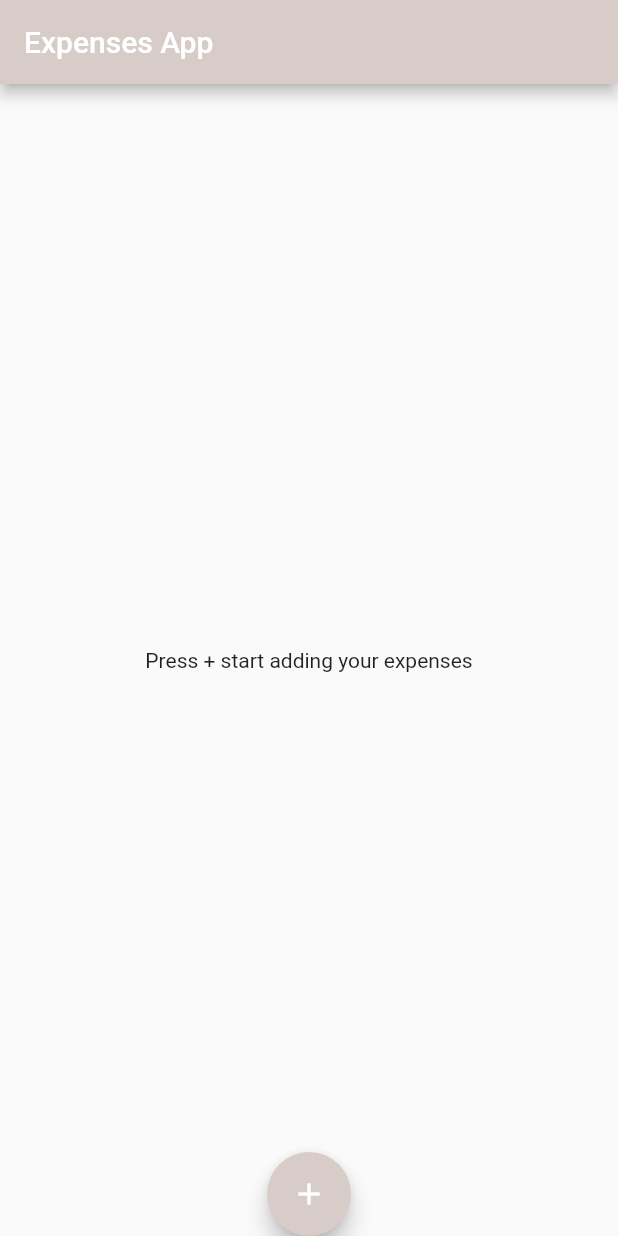
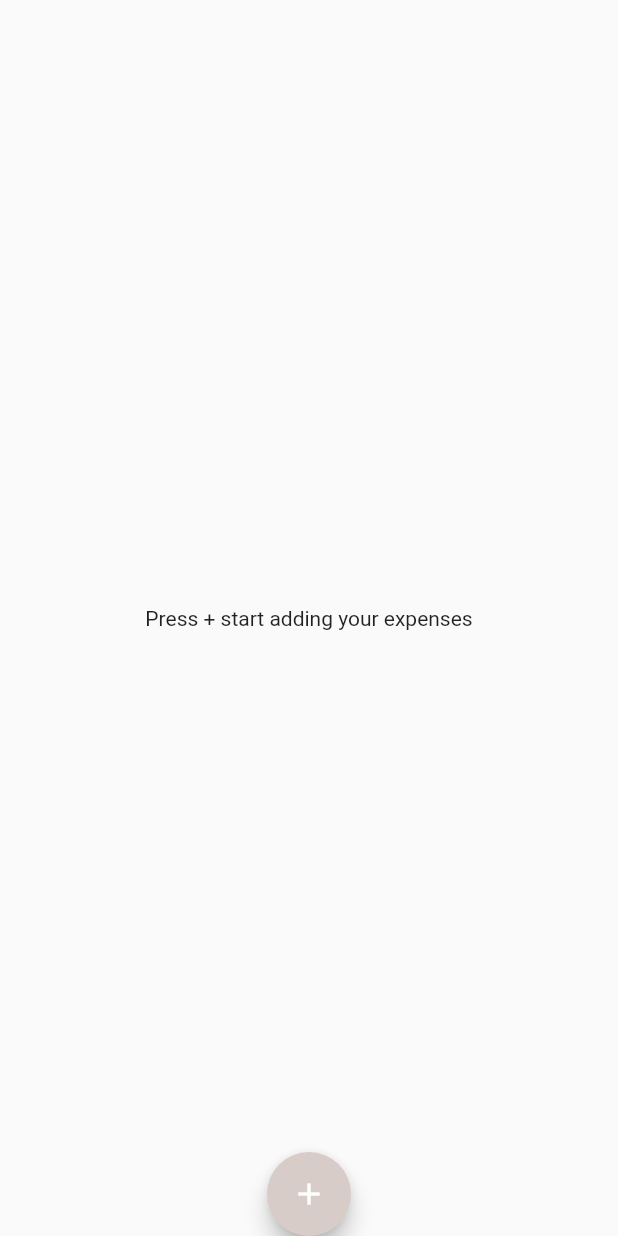
Before and after one commit to AbdelrahmanMagdy84/expenses-chart-app, a Flutter app: the screen it shows after launch, on a phone screen of 412 x 824 dp. Run offline on Flutter 3.47's test engine with Material 2 defaults, Android fonts, the phone set to English and light mode, and no system bars; our stand-ins replace charts_flutter.

```diff
--- a/lib/main.dart
+++ b/lib/main.dart
@@ -51,10 +51,6 @@ class _buildScafoldState extends State<buildScafold> {
   @override
   Widget build(BuildContext context) {
     return Scaffold(
-      appBar: AppBar(
-        title: const Text('Expenses App'),
-        backgroundColor: Colors.brown[100],
-      ),
       body: transactions.isEmpty
           ? Center(
               child: Text('Press + start adding your expenses'),
```
Also changed, not shown: lib/screens/homeScreen.dart (+21 -8 lines).
